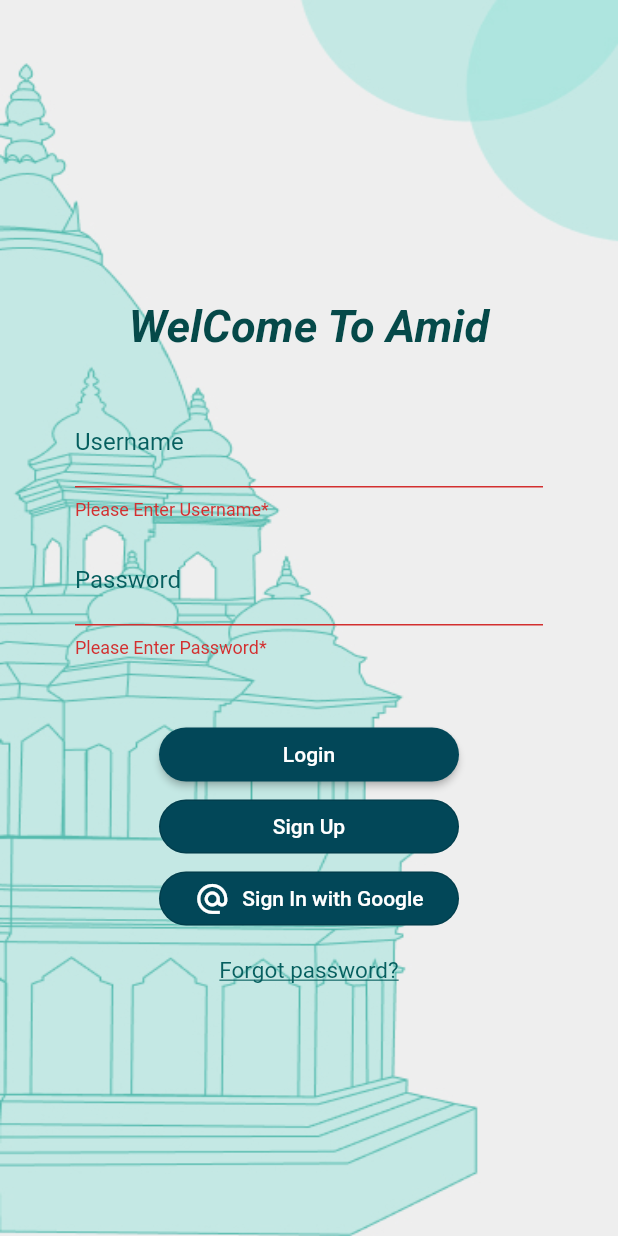
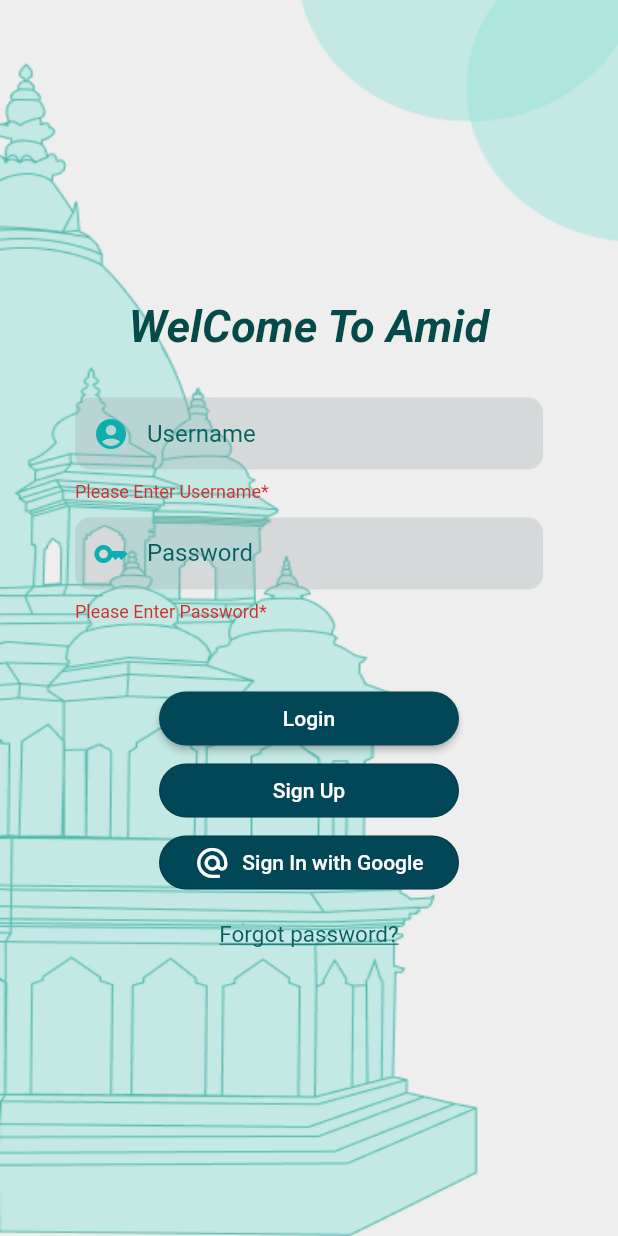
Before and after one commit to St-Luciferr/Flutter_App, a Flutter app: the screen it shows after launch, after a tap on "Login", on a phone screen of 412 x 824 dp. Run offline on Flutter 3.47's test engine with Material 2 defaults, Android fonts, the phone set to English and light mode, and no system bars; our stand-ins replace camera, cloud_firestore, dio, firebase_auth, firebase_core, firebase_storage and 3 more; missing offline and left inert: bcrypt, tflite; accounts and stored records are empty.

Commit message:
input decorations added

```diff
--- a/lib/pages/login.dart
+++ b/lib/pages/login.dart
@@ -2,7 +2,6 @@ import 'package:amid/provider/google_sign_in.dart';
 import 'package:amid/utility/auth.dart';
 import 'package:firebase_auth/firebase_auth.dart';
 import 'package:flutter/material.dart';
-import 'package:bcrypt/bcrypt.dart';
 import 'package:camera/camera.dart';
 import 'package:provider/provider.dart';
 import 'signup.dart';
@@ -22,8 +21,8 @@ class _LoginPageState extends State<LoginPage> {
   final _formKey = GlobalKey<FormState>();
   bool isAuthenticated = false;
   // Create variables to store the user's email and password
-  String _username = '';
-  String _password = '';
+  String? _username;
+  String? _password;
 
   @override
   Widget build(BuildContext context) {
@@ -58,18 +57,32 @@ class _LoginPageState extends State<LoginPage> {
                 height: 30,
               ),
               TextFormField(
-                decoration: const InputDecoration(
+                decoration: InputDecoration(
                   // filled: true,
                   // fillColor: Colors.grey,
-                  contentPadding: EdgeInsets.fromLTRB(0, 20, 0, 5),
+                  prefixIcon: const Icon(
+                    Icons.account_circle,
+                    color: Color.fromARGB(255, 13, 174, 174),
+                  ),
+                  contentPadding: const EdgeInsets.fromLTRB(0, 20, 0, 5),
                   labelText: 'Username',
-                  labelStyle: TextStyle(
+                  labelStyle: const TextStyle(
                     color: Color.fromARGB(255, 6, 95, 95),
                   ),
                   hintText: 'Enter Your Username',
-                  hintStyle: TextStyle(
+                  hintStyle: const TextStyle(
                     fontSize: 13,
                     color: Color.fromARGB(255, 11, 148, 148),
+                  ),
+                  floatingLabelBehavior: FloatingLabelBehavior.never,
+                  alignLabelWithHint: true,
+                  // floatingLabelAlignment: FloatingLabelAlignment.start,
+                  filled: true,
+                  fillColor: const Color.fromARGB(74, 153, 167, 168),
+                  border: OutlineInputBorder(
+                    borderRadius: BorderRadius.circular(10.0),
+                    borderSide:
+                        const BorderSide(width: 0, style: BorderStyle.none),
                   ),
                 ),
                 validator: (value) {
@@ -91,16 +104,28 @@ class _LoginPageState extends State<LoginPage> {
                 height: 10,
               ),
               TextFormField(
-                decoration: const InputDecoration(
-                  contentPadding: EdgeInsets.fromLTRB(0, 20, 0, 5),
+                decoration: InputDecoration(
+                  contentPadding: const EdgeInsets.fromLTRB(0, 20, 0, 5),
+                  prefixIcon: const Icon(
+                    Icons.key,
+                    color: Color.fromARGB(255, 13, 174, 174),
+                  ),
                   labelText: 'Password',
-                  labelStyle: TextStyle(
+                  labelStyle: const TextStyle(
                     color: Color.fromARGB(255, 6, 95, 95),
                   ),
-                  hintText: '********',
-                  hintStyle: TextStyle(
+                  hintText: 'Enter Your Password',
+                  hintStyle: const TextStyle(
                     fontSize: 15,
                     color: Color.fromARGB(255, 11, 148, 148),
+                  ),
+                  floatingLabelBehavior: FloatingLabelBehavior.never,
+                  filled: true,
+                  fillColor: const Color.fromARGB(74, 153, 167, 168),
+                  border: OutlineInputBorder(
+                    borderRadius: BorderRadius.circular(10.0),
+                    borderSide:
+                        const BorderSide(width: 0, style: BorderStyle.none),
                   ),
                 ),
                 obscureText: true,
@@ -137,8 +162,8 @@ class _LoginPageState extends State<LoginPage> {
                     _formKey.currentState!.save();
                     try {
                       await Auth().signInWithEmailAndPassword(
-                        email: _username,
-                        password: _password,
+                        email: _username ?? '',
+                        password: _password ?? '',
                       );
                     } on FirebaseAuthException catch (e) {
                       debugPrint(e.message);
```
